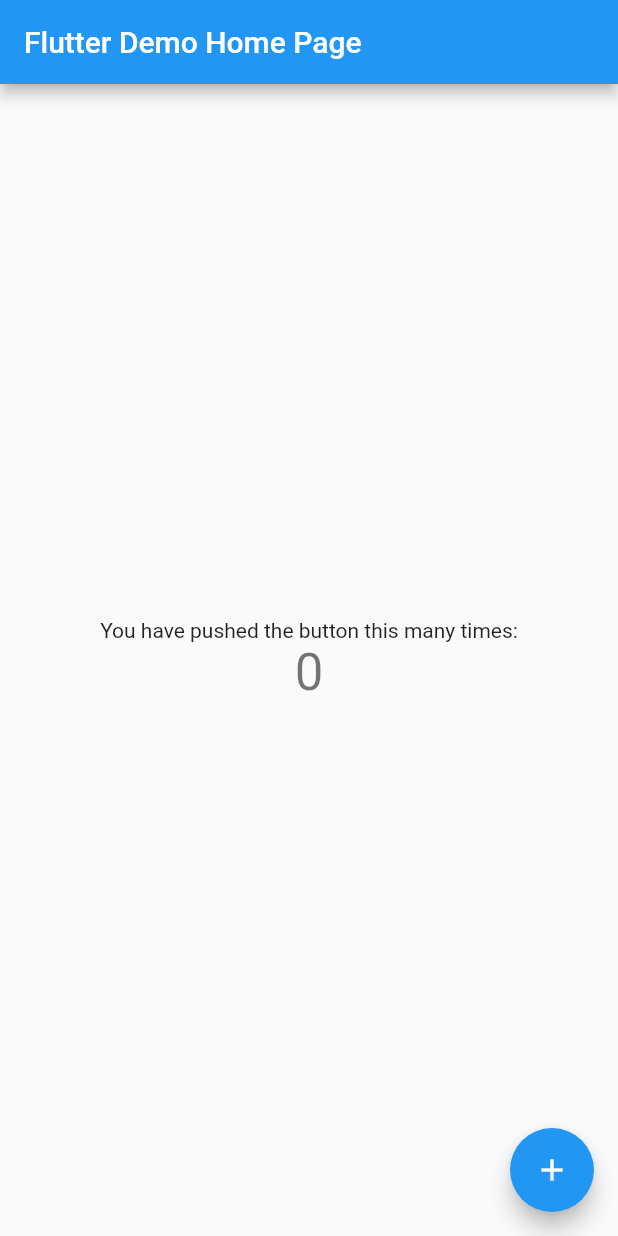
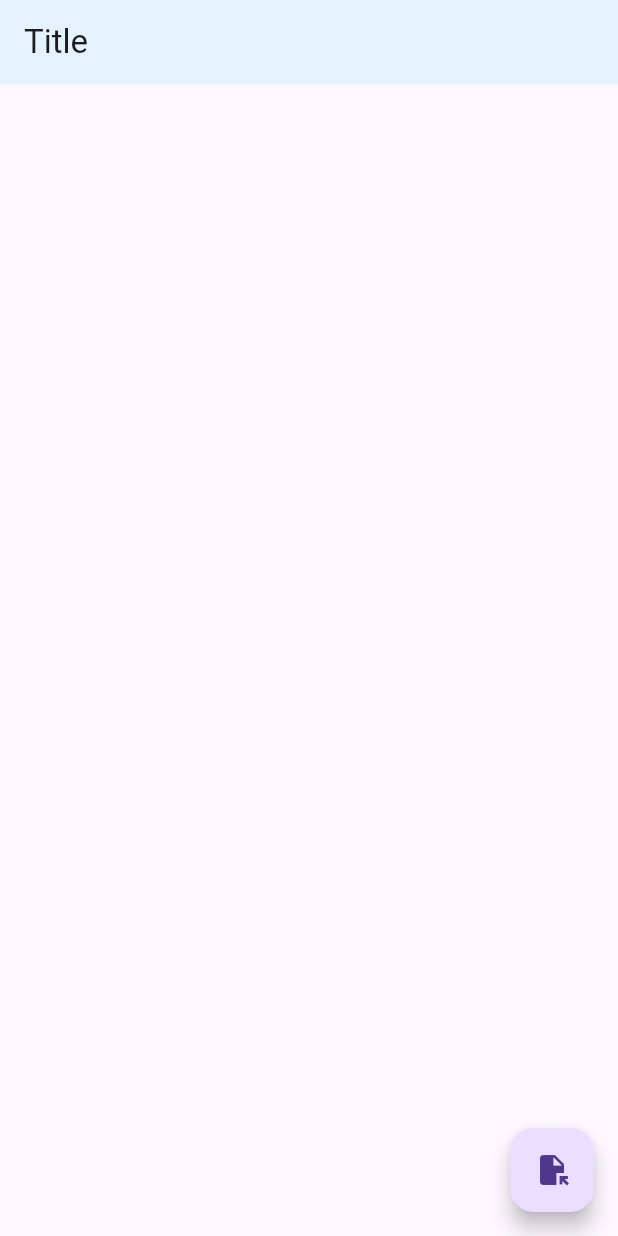
Before and after one commit to thaitani/archive_editor, a Flutter app: the screen it shows after launch, on a phone screen of 412 x 824 dp. Run offline on Flutter 3.47's test engine with Material 2 defaults, Android fonts, the phone set to English and light mode, and no system bars; our stand-ins replace file_picker, flutter_riverpod, go_router.

Commit message:
feat(all): 大枠作成

```diff
--- a/lib/main.dart
+++ b/lib/main.dart
@@ -1,115 +1,50 @@
+import 'dart:io';
+
+import 'package:archive/archive_io.dart';
+import 'package:archive_editor/router.dart';
+import 'package:file_picker/file_picker.dart';
 import 'package:flutter/material.dart';
+import 'package:flutter_riverpod/flutter_riverpod.dart';
+import 'package:path_provider/path_provider.dart';
 
 void main() {
-  runApp(const MyApp());
+  runApp(
+    const ProviderScope(
+      child: App(),
+    ),
+  );
 }
 
-class MyApp extends StatelessWidget {
-  const MyApp({super.key});
+final fileProvider = StateProvider<PlatformFile?>((ref) {
+  return;
+});
+
+final archiveProvider = StateProvider<Archive?>((ref) {
+  final file = ref.watch(fileProvider);
+  if (file == null) {
+    return null;
+  }
+  final bytes = File(file.path!).readAsBytesSync();
+  return ZipDecoder().decodeBytes(bytes);
+});
+
+final appDocDirProvider =
+    FutureProvider<Directory>((ref) => getApplicationDocumentsDirectory());
+
+class App extends StatelessWidget {
+  const App({super.key});
 
   // This widget is the root of your application.
   @override
   Widget build(BuildContext context) {
-    return MaterialApp(
+    return MaterialApp.router(
+      routerDelegate: router.routerDelegate,
+      routeInformationParser: router.routeInformationParser,
       title: 'Flutter Demo',
       theme: ThemeData(
-        // This is the theme of your application.
-        //
-        // Try running your application with "flutter run". You'll see the
-        // application has a blue toolbar. Then, without quitting the app, try
-        // changing the primarySwatch below to Colors.green and then invoke
-        // "hot reload" (press "r" in the console where you ran "flutter run",
-        // or simply save your changes to "hot reload" in a Flutter IDE).
-        // Notice that the counter didn't reset back to zero; the application
-        // is not restarted.
+        useMaterial3: true,
         primarySwatch: Colors.blue,
       ),
-      home: const MyHomePage(title: 'Flutter Demo Home Page'),
     );
   }
 }
-
-class MyHomePage extends StatefulWidget {
-  const MyHomePage({super.key, required this.title});
-
-  // This widget is the home page of your application. It is stateful, meaning
-  // that it has a State object (defined below) that contains fields that affect
-  // how it looks.
-
-  // This class is the configuration for the state. It holds the values (in this
-  // case the title) provided by the parent (in this case the App widget) and
-  // used by the build method of the State. Fields in a Widget subclass are
-  // always marked "final".
-
-  final String title;
-
-  @override
-  State<MyHomePage> createState() => _MyHomePageState();
-}
-
-class _MyHomePageState extends State<MyHomePage> {
-  int _counter = 0;
-
-  void _incrementCounter() {
-    setState(() {
-      // This call to setState tells the Flutter framework that something has
-      // changed in this State, which causes it to rerun the build method below
-      // so that the display can reflect the updated values. If we changed
-      // _counter without calling setState(), then the build method would not be
-      // called again, and so nothing would appear to happen.
-      _counter++;
-    });
-  }
-
-  @override
-  Widget build(BuildContext context) {
-    // This method is rerun every time setState is called, for instance as done
-    // by the _incrementCounter method above.
-    //
-    // The Flutter framework has been optimized to make rerunning build methods
-    // fast, so that you can just rebuild anything that needs updating rather
-    // than having to individually change instances of widgets.
-    return Scaffold(
-      appBar: AppBar(
-        // Here we take the value from the MyHomePage object that was created by
-        // the App.build method, and use it to set our appbar title.
-        title: Text(widget.title),
-      ),
-      body: Center(
-        // Center is a layout widget. It takes a single child and positions it
-        // in the middle of the parent.
-        child: Column(
-          // Column is also a layout widget. It takes a list of children and
-          // arranges them vertically. By default, it sizes itself to fit its
-          // children horizontally, and tries to be as tall as its parent.
-          //
-          // Invoke "debug painting" (press "p" in the console, choose the
-          // "Toggle Debug Paint" action from the Flutter Inspector in Android
-          // Studio, or the "Toggle Debug Paint" command in Visual Studio Code)
-          // to see the wireframe for each widget.
-          //
-          // Column has various properties to control how it sizes itself and
-          // how it positions its children. Here we use mainAxisAlignment to
-          // center the children vertically; the main axis here is the vertical
-          // axis because Columns are vertical (the cross axis would be
-          // horizontal).
-          mainAxisAlignment: MainAxisAlignment.center,
-          children: <Widget>[
-            const Text(
-              'You have pushed the button this many times:',
-            ),
-            Text(
-              '$_counter',
-              style: Theme.of(context).textTheme.headlineMedium,
-            ),
-          ],
-        ),
-      ),
-      floatingActionButton: FloatingActionButton(
-        onPressed: _incrementCounter,
-        tooltip: 'Increment',
-        child: const Icon(Icons.add),
-      ), // This trailing comma makes auto-formatting nicer for build methods.
-    );
-  }
-}
--- /dev/null
+++ b/lib/pages/home.dart
@@ -0,0 +1,62 @@
+import 'dart:io';
+
+import 'package:archive/archive_io.dart';
+import 'package:archive_editor/main.dart';
+import 'package:file_picker/file_picker.dart';
+import 'package:flutter/material.dart';
+import 'package:flutter_riverpod/flutter_riverpod.dart';
+
+class MyHomePage extends ConsumerWidget {
+  const MyHomePage({super.key});
+
+  @override
+  Widget build(BuildContext context, WidgetRef ref) {
+    final file = ref.watch(fileProvider);
+    final archive = ref.watch(archiveProvider);
+    return Scaffold(
+      appBar: AppBar(
+        title: Text(
+          file?.name ?? 'Title',
+        ),
+        backgroundColor: Theme.of(context).secondaryHeaderColor,
+      ),
+      floatingActionButton: FloatingActionButton(
+          child: const Icon(Icons.file_open),
+          onPressed: () async {
+            final fileResult = await FilePicker.platform
+                .pickFiles(type: FileType.custom, allowedExtensions: ['zip']);
+            if (fileResult != null) {
+              ref.read(fileProvider.notifier).state = fileResult.files.first;
+            }
+          }),
+      body: archive == null
+          ? const SizedBox.shrink()
+          : PageView.builder(
+              itemCount: archive.files
+                  .where((element) => !element.name.startsWith('__MACOSX'))
+                  .length,
+              controller: PageController(initialPage: 4),
+              itemBuilder: (context, i) {
+                return ref.watch(appDocDirProvider).whenData(
+                  (value) {
+                    final tmp = value.path;
+                    final files = archive.files
+                        .where(
+                            (element) => !element.name.startsWith('__MACOSX'))
+                        .toList();
+                    final file = files[i];
+                    if (!file.isFile) {
+                      return const Text('not file');
+                    }
+                    final outputStream = OutputFileStream('$tmp/${file.name}');
+                    file.writeContent(outputStream);
+                    outputStream.close();
+                    final outputFile = File('$tmp/${file.name}');
+                    return Image.file(outputFile);
+                  },
+                ).value;
+              },
+            ),
+    );
+  }
+}
--- /dev/null
+++ b/lib/router.dart
@@ -0,0 +1,12 @@
+import 'package:archive_editor/pages/home.dart';
+import 'package:go_router/go_router.dart';
+
+final router = GoRouter(
+  routes: [
+    GoRoute(
+      path: '/',
+      name: 'root',
+      builder: (context, state) => const MyHomePage(),
+    ),
+  ],
+);
```
Also changed, not shown: 1 other file.
